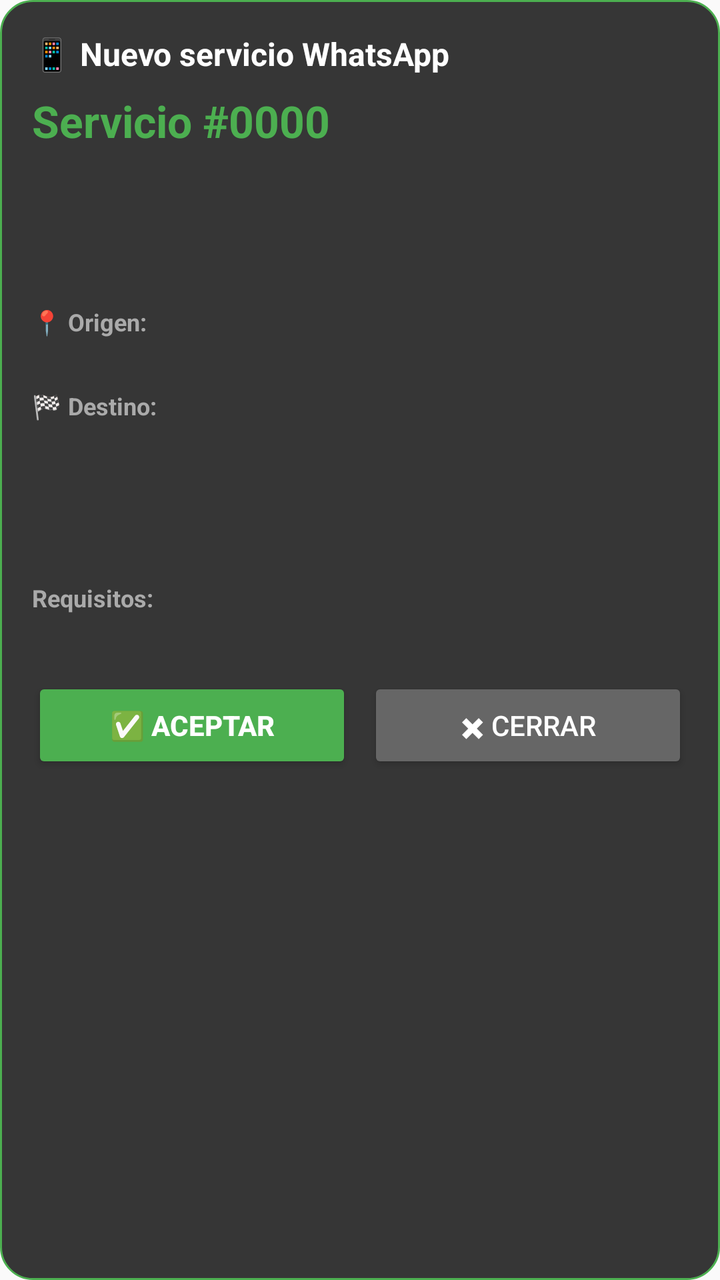
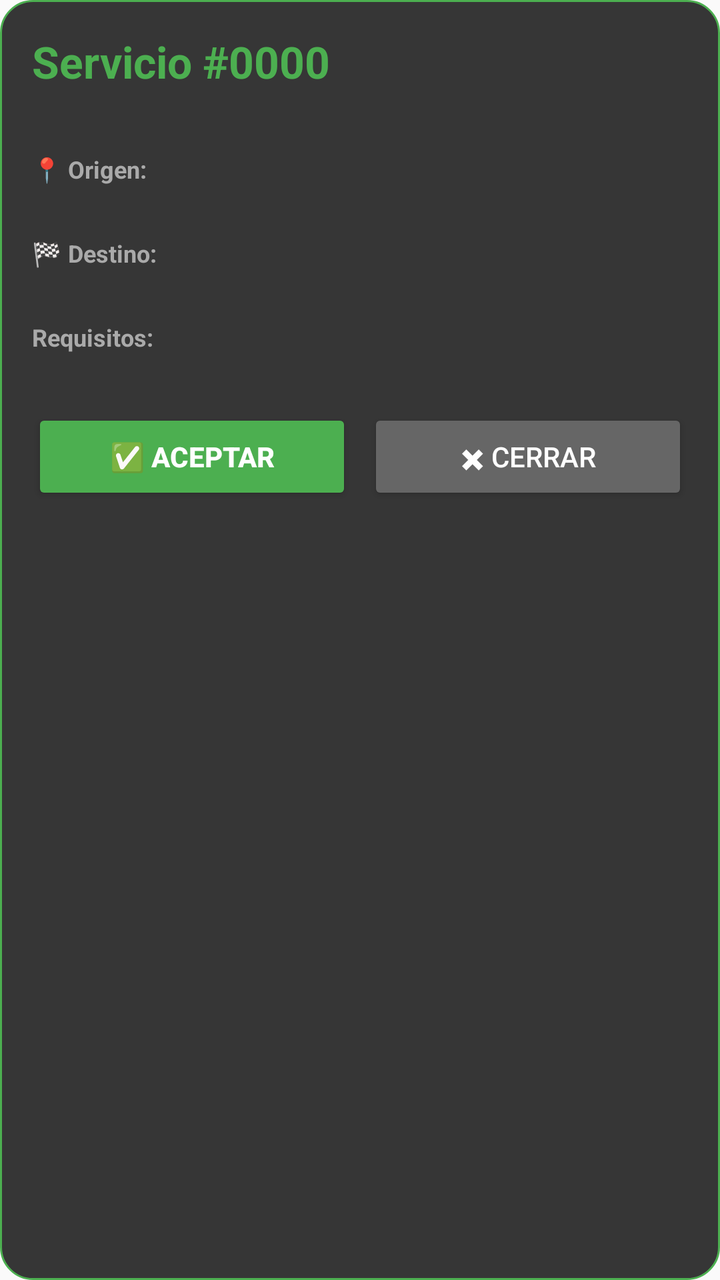

The first picture is an Android layout as it rendered before a commit; the second is the same layout after the commit. The layout source and the unified diff follow.
<!-- AndroidManifest.xml: application theme Theme.ProjectAcc -->
<!-- res/layout/floating_whatsapp_popup.xml -->
<?xml version="1.0" encoding="utf-8"?>
<LinearLayout xmlns:android="http://schemas.android.com/apk/res/android"
    android:layout_width="320dp"
    android:layout_height="wrap_content"
    android:orientation="vertical"
    android:background="@drawable/floating_popup_bg"
    android:padding="16dp"
    android:elevation="8dp">

    
    <TextView
        android:id="@+id/tvHeader"
        android:layout_width="match_parent"
        android:layout_height="wrap_content"
        android:text="📱 Nuevo servicio WhatsApp"
        android:textSize="16sp"
        android:textStyle="bold"
        android:textColor="#FFFFFF"
        android:layout_marginBottom="8dp" />

    
    <LinearLayout
        android:layout_width="match_parent"
        android:layout_height="wrap_content"
        android:orientation="horizontal"
        android:gravity="center_vertical"
        android:layout_marginBottom="8dp">

        <TextView
            android:id="@+id/tvServiceId"
            android:layout_width="0dp"
            android:layout_height="wrap_content"
            android:layout_weight="1"
            android:text="Servicio #0000"
            android:textSize="22sp"
            android:textStyle="bold"
            android:textColor="#4CAF50" />

        <TextView
            android:id="@+id/tvReturnIcon"
            android:layout_width="wrap_content"
            android:layout_height="wrap_content"
            android:text="🔄"
            android:textSize="24sp"
            android:visibility="gone"
            android:layout_marginStart="8dp" />
    </LinearLayout>

    
    <TextView
        android:id="@+id/tvEmpresa"
        android:layout_width="match_parent"
        android:layout_height="wrap_content"
        android:textSize="14sp"
        android:textColor="#CCCCCC"
        android:layout_marginBottom="2dp" />

    
    <TextView
        android:id="@+id/tvServicio"
        android:layout_width="match_parent"
        android:layout_height="wrap_content"
        android:textSize="13sp"
        android:textColor="#AAAAAA"
        android:layout_marginBottom="8dp" />

    
    <TextView
        android:id="@+id/tvCiudad"
        android:layout_width="match_parent"
        android:layout_height="wrap_content"
        android:textSize="14sp"
        android:textColor="#FFFFFF"
        android:drawablePadding="4dp"
        android:layout_marginBottom="4dp" />

    
    <TextView
        android:layout_width="match_parent"
        android:layout_height="wrap_content"
        android:text="📍 Origen:"
        android:textSize="12sp"
        android:textStyle="bold"
        android:textColor="#AAAAAA"
        android:layout_marginBottom="2dp" />

    <TextView
        android:id="@+id/tvOrigen"
        android:layout_width="match_parent"
        android:layout_height="wrap_content"
        android:textSize="13sp"
        android:textColor="#FFFFFF"
        android:layout_marginBottom="6dp" />

    
    <TextView
        android:layout_width="match_parent"
        android:layout_height="wrap_content"
        android:text="🏁 Destino:"
        android:textSize="12sp"
        android:textStyle="bold"
        android:textColor="#AAAAAA"
        android:layout_marginBottom="2dp" />

    <TextView
        android:id="@+id/tvDestino"
        android:layout_width="match_parent"
        android:layout_height="wrap_content"
        android:textSize="13sp"
        android:textColor="#FFFFFF"
        android:layout_marginBottom="6dp" />

    
    <TextView
        android:id="@+id/tvPago"
        android:layout_width="match_parent"
        android:layout_height="wrap_content"
        android:textSize="13sp"
        android:textColor="#CCCCCC"
        android:layout_marginBottom="4dp" />

    
    <TextView
        android:id="@+id/tvValor"
        android:layout_width="match_parent"
        android:layout_height="wrap_content"
        android:textSize="18sp"
        android:textStyle="bold"
        android:textColor="#FFC107"
        android:layout_marginBottom="8dp" />

    
    <TextView
        android:id="@+id/tvRequisitosLabel"
        android:layout_width="match_parent"
        android:layout_height="wrap_content"
        android:text="Requisitos:"
        android:textSize="12sp"
        android:textStyle="bold"
        android:textColor="#AAAAAA"
        android:layout_marginBottom="2dp" />

    <TextView
        android:id="@+id/tvRequisitos"
        android:layout_width="match_parent"
        android:layout_height="wrap_content"
        android:textSize="13sp"
        android:textColor="#FFFFFF"
        android:layout_marginBottom="12dp" />

    
    <LinearLayout
        android:layout_width="match_parent"
        android:layout_height="wrap_content"
        android:orientation="horizontal">

        <Button
            android:id="@+id/btnAccept"
            android:layout_width="0dp"
            android:layout_height="48dp"
            android:layout_weight="1"
            android:text="✅ Aceptar"
            android:textSize="14sp"
            android:textStyle="bold"
            android:backgroundTint="#4CAF50"
            android:textColor="#FFFFFF"
            android:layout_marginEnd="8dp" />

        <Button
            android:id="@+id/btnClose"
            android:layout_width="0dp"
            android:layout_height="48dp"
            android:layout_weight="1"
            android:text="✖ Cerrar"
            android:textSize="14sp"
            android:backgroundTint="#666666"
            android:textColor="#FFFFFF" />
    </LinearLayout>

</LinearLayout>
<!-- resources referenced by this layout -->
<resources>
  <!-- drawable floating_popup_bg (drawable) -->
  <?xml version="1.0" encoding="utf-8"?>
  <shape xmlns:android="http://schemas.android.com/apk/res/android"
      android:shape="rectangle">
      <solid android:color="#E6222222" />
      <corners android:radius="16dp" />
      <stroke
          android:width="1dp"
          android:color="#4CAF50" />
  </shape>
  <style name="Theme.ProjectAcc" parent="android:Theme.Material.Light.NoActionBar" />
</resources>

<!-- the commit's change to res/layout/floating_whatsapp_popup.xml (unified diff, before → after) -->
@@ -6,17 +6,6 @@
     android:background="@drawable/floating_popup_bg"
     android:padding="16dp"
     android:elevation="8dp">
-
-    
-    <TextView
-        android:id="@+id/tvHeader"
-        android:layout_width="match_parent"
-        android:layout_height="wrap_content"
-        android:text="📱 Nuevo servicio WhatsApp"
-        android:textSize="16sp"
-        android:textStyle="bold"
-        android:textColor="#FFFFFF"
-        android:layout_marginBottom="8dp" />
 
     
     <LinearLayout
@@ -45,24 +34,6 @@
             android:visibility="gone"
             android:layout_marginStart="8dp" />
     </LinearLayout>
-
-    
-    <TextView
-        android:id="@+id/tvEmpresa"
-        android:layout_width="match_parent"
-        android:layout_height="wrap_content"
-        android:textSize="14sp"
-        android:textColor="#CCCCCC"
-        android:layout_marginBottom="2dp" />
-
-    
-    <TextView
-        android:id="@+id/tvServicio"
-        android:layout_width="match_parent"
-        android:layout_height="wrap_content"
-        android:textSize="13sp"
-        android:textColor="#AAAAAA"
-        android:layout_marginBottom="8dp" />
 
     
     <TextView
@@ -112,21 +83,13 @@
 
     
     <TextView
-        android:id="@+id/tvPago"
+        android:id="@+id/tvMedioPago"
         android:layout_width="match_parent"
         android:layout_height="wrap_content"
-        android:textSize="13sp"
-        android:textColor="#CCCCCC"
-        android:layout_marginBottom="4dp" />
-
-    
-    <TextView
-        android:id="@+id/tvValor"
-        android:layout_width="match_parent"
-        android:layout_height="wrap_content"
-        android:textSize="18sp"
+        android:textSize="14sp"
         android:textStyle="bold"
         android:textColor="#FFC107"
+        android:visibility="gone"
         android:layout_marginBottom="8dp" />
 
     
@@ -146,7 +109,7 @@
         android:layout_height="wrap_content"
         android:textSize="13sp"
         android:textColor="#FFFFFF"
-        android:layout_marginBottom="12dp" />
+        android:layout_marginBottom="8dp" />
 
     
     <LinearLayout
